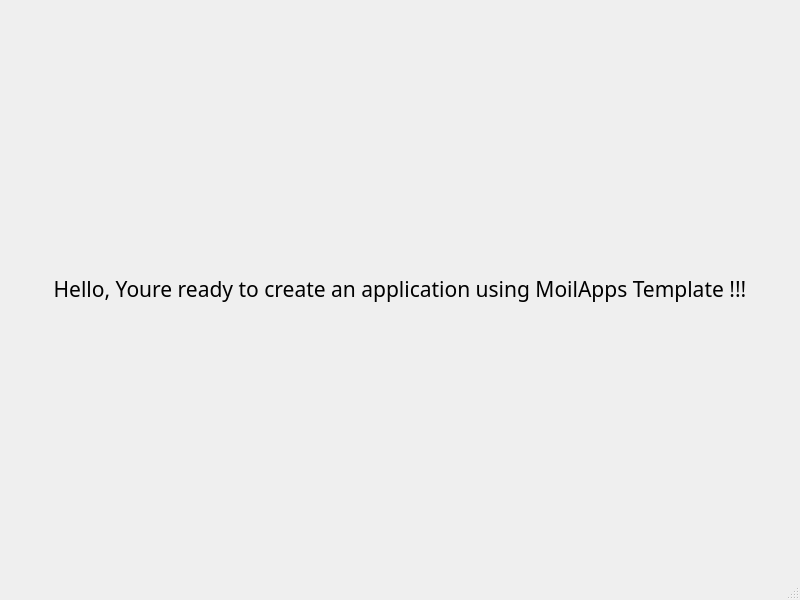
Qt form src/views/ui_template.ui (raras18/practice_1) before a commit.
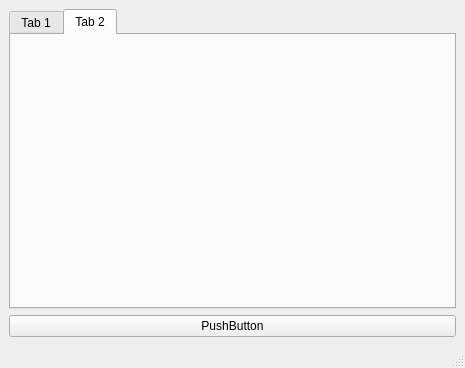
The same form after that commit.

Patch:
```diff
--- a/src/views/ui_template.ui
+++ b/src/views/ui_template.ui
@@ -6,8 +6,8 @@
    <rect>
     <x>0</x>
     <y>0</y>
-    <width>800</width>
-    <height>600</height>
+    <width>465</width>
+    <height>368</height>
    </rect>
   </property>
   <property name="windowTitle">
@@ -16,18 +16,26 @@
   <widget class="QWidget" name="centralwidget">
    <layout class="QVBoxLayout" name="verticalLayout">
     <item>
-     <widget class="QLabel" name="label">
-      <property name="font">
-       <font>
-        <family>Sans Serif</family>
-        <pointsize>16</pointsize>
-       </font>
+     <widget class="QTabWidget" name="tabWidget">
+      <property name="currentIndex">
+       <number>1</number>
       </property>
+      <widget class="QWidget" name="tab_3">
+       <attribute name="title">
+        <string>Tab 1</string>
+       </attribute>
+      </widget>
+      <widget class="QWidget" name="tab_4">
+       <attribute name="title">
+        <string>Tab 2</string>
+       </attribute>
+      </widget>
+     </widget>
+    </item>
+    <item>
+     <widget class="QPushButton" name="pushButton_2">
       <property name="text">
-       <string>Hello, Youre ready to create an application using MoilApps Template !!!</string>
-      </property>
-      <property name="alignment">
-       <set>Qt::AlignCenter</set>
+       <string>PushButton</string>
       </property>
      </widget>
     </item>
```
Left out of the diff: 10 changed lines with no effect on the pictures.
